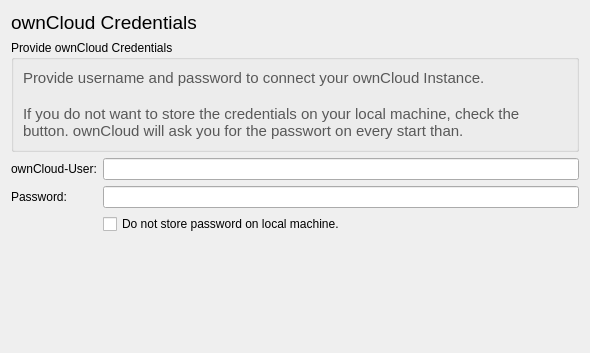
This is src/mirall/owncloudcredentialspage.ui in nextcloud/desktop as Qt 5 draws it before an edit. The edited form follows.
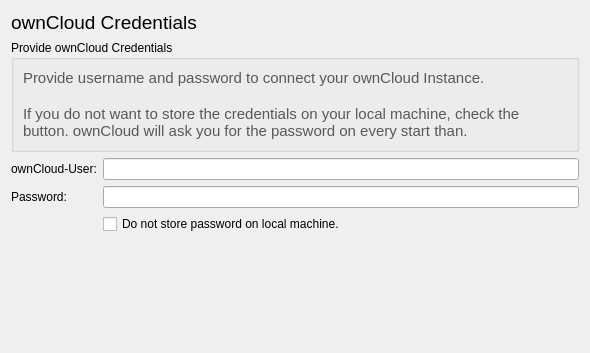
This is the edited form.

Commit message: fix spelling of password

The edit to the form file:
```diff
--- a/src/mirall/owncloudcredentialspage.ui
+++ b/src/mirall/owncloudcredentialspage.ui
@@ -60,7 +60,7 @@
 &lt;/style&gt;&lt;/head&gt;&lt;body style=&quot; font-family:'Sans Serif'; font-size:9pt; font-weight:400; font-style:normal;&quot;&gt;
 &lt;p style=&quot; margin-top:0px; margin-bottom:0px; margin-left:0px; margin-right:0px; -qt-block-indent:0; text-indent:0px;&quot;&gt;&lt;span style=&quot; font-size:11pt; color:#585858;&quot;&gt;Provide username and password to connect your ownCloud Instance. &lt;/span&gt;&lt;/p&gt;
 &lt;p style=&quot;-qt-paragraph-type:empty; margin-top:0px; margin-bottom:0px; margin-left:0px; margin-right:0px; -qt-block-indent:0; text-indent:0px; font-size:11pt; color:#585858;&quot;&gt;&lt;br /&gt;&lt;/p&gt;
-&lt;p style=&quot; margin-top:0px; margin-bottom:0px; margin-left:0px; margin-right:0px; -qt-block-indent:0; text-indent:0px;&quot;&gt;&lt;span style=&quot; font-size:11pt; color:#585858;&quot;&gt;If you do not want to store the credentials on your local machine, check the button. ownCloud will ask you for the passwort on every start than.&lt;/span&gt;&lt;/p&gt;&lt;/body&gt;&lt;/html&gt;</string>
+&lt;p style=&quot; margin-top:0px; margin-bottom:0px; margin-left:0px; margin-right:0px; -qt-block-indent:0; text-indent:0px;&quot;&gt;&lt;span style=&quot; font-size:11pt; color:#585858;&quot;&gt;If you do not want to store the credentials on your local machine, check the button. ownCloud will ask you for the password on every start than.&lt;/span&gt;&lt;/p&gt;&lt;/body&gt;&lt;/html&gt;</string>
         </property>
         <property name="textFormat">
          <enum>Qt::AutoText</enum>
```
